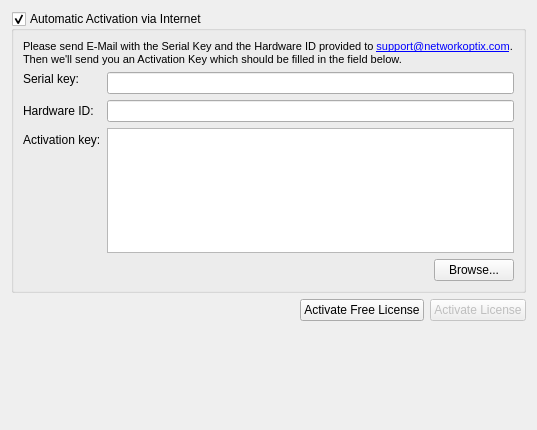
Before: the Qt Designer form client/src/ui/preferences/licensewidget.ui in networkoptix/nx_open, drawn with Qt 5.
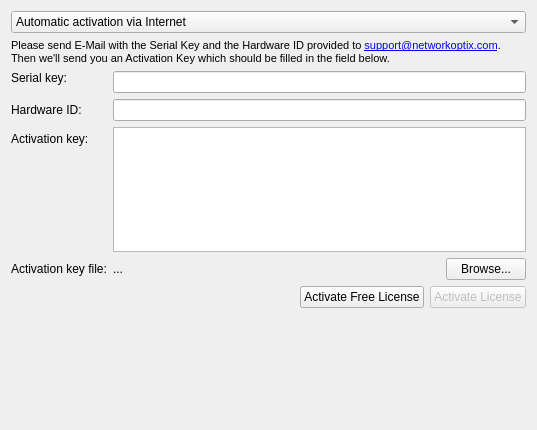
After: the same form once the commit is applied.

Commit message:
Cleaned up the mess in license widget.
<==== Mercurial data ====>
Branch: master

Diff of the .ui file:
```diff
--- a/client/src/ui/preferences/licensewidget.ui
+++ b/client/src/ui/preferences/licensewidget.ui
@@ -21,16 +21,22 @@
   </property>
   <layout class="QVBoxLayout" name="verticalLayout_2">
    <item>
-    <layout class="QVBoxLayout" name="verticalLayout">
+    <widget class="QComboBox" name="activationTypeComboBox">
+     <property name="currentIndex">
+      <number>0</number>
+     </property>
      <item>
-      <widget class="QGroupBox" name="licenseGoupBox">
-       <property name="title">
-        <string>Automatic Activation via Internet</string>
-       </property>
-       <property name="checkable">
-        <bool>true</bool>
-       </property>
-       <layout class="QVBoxLayout" name="verticalLayout_3">
+      <property name="text">
+       <string>Automatic activation via Internet</string>
+      </property>
+     </item>
+     <item>
+      <property name="text">
+       <string>Manual activation</string>
+      </property>
+     </item>
+    </widget>
+   </item>
         <item>
          <widget class="QLabel" name="manualActivationInfoLabel">
           <property name="sizePolicy">
@@ -138,19 +144,13 @@
            </widget>
           </item>
           <item row="4" column="1">
-           <layout class="QHBoxLayout" name="horizontalLayout_2">
+      <layout class="QHBoxLayout" name="horizontalLayout_2" stretch="1,0">
             <item>
-             <spacer name="horizontalSpacer_2">
-              <property name="orientation">
-               <enum>Qt::Horizontal</enum>
-              </property>
-              <property name="sizeHint" stdset="0">
-               <size>
-                <width>40</width>
-                <height>20</height>
-               </size>
-              </property>
-             </spacer>
+        <widget class="QLabel" name="licenseFileLabel">
+         <property name="text">
+          <string>...</string>
+         </property>
+        </widget>
             </item>
             <item>
              <widget class="QPushButton" name="browseLicenseFileButton">
@@ -161,9 +161,11 @@
             </item>
            </layout>
           </item>
-         </layout>
-        </item>
-       </layout>
+     <item row="4" column="0">
+      <widget class="QLabel" name="activationKeyFileLabel">
+       <property name="text">
+        <string>Activation key file:</string>
+       </property>
       </widget>
      </item>
     </layout>
```
Left out of the diff: 19 changed lines with no effect on the pictures. Lines whose indentation alone changed are shown as unchanged. The commit also changes 5 other files.
